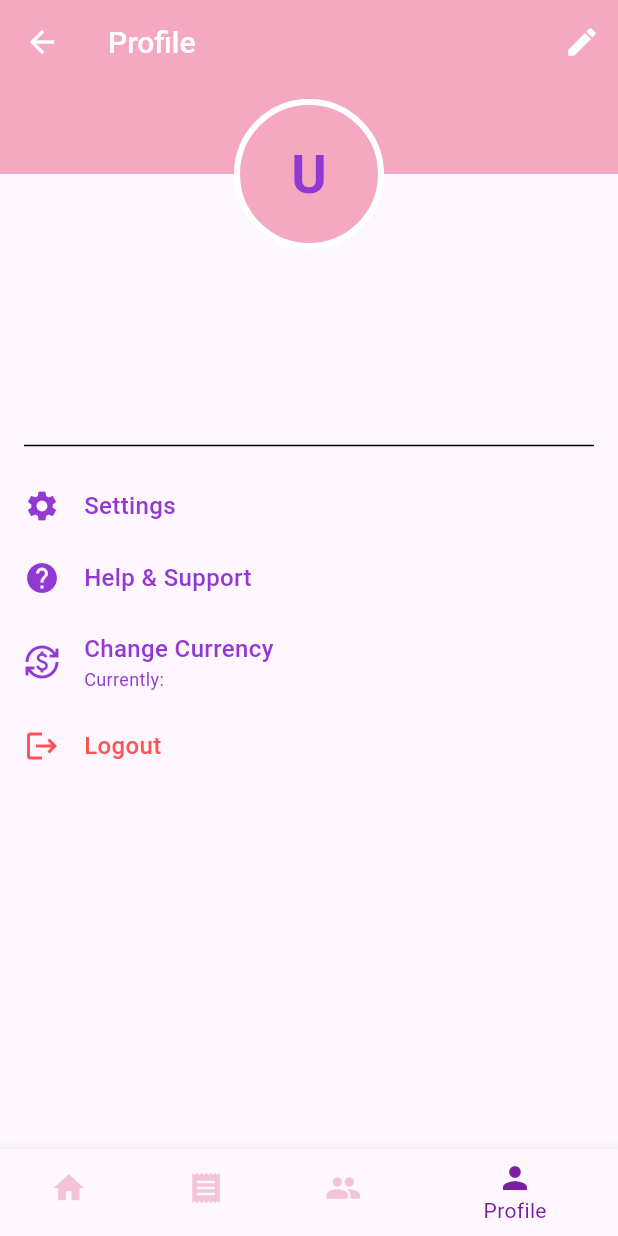
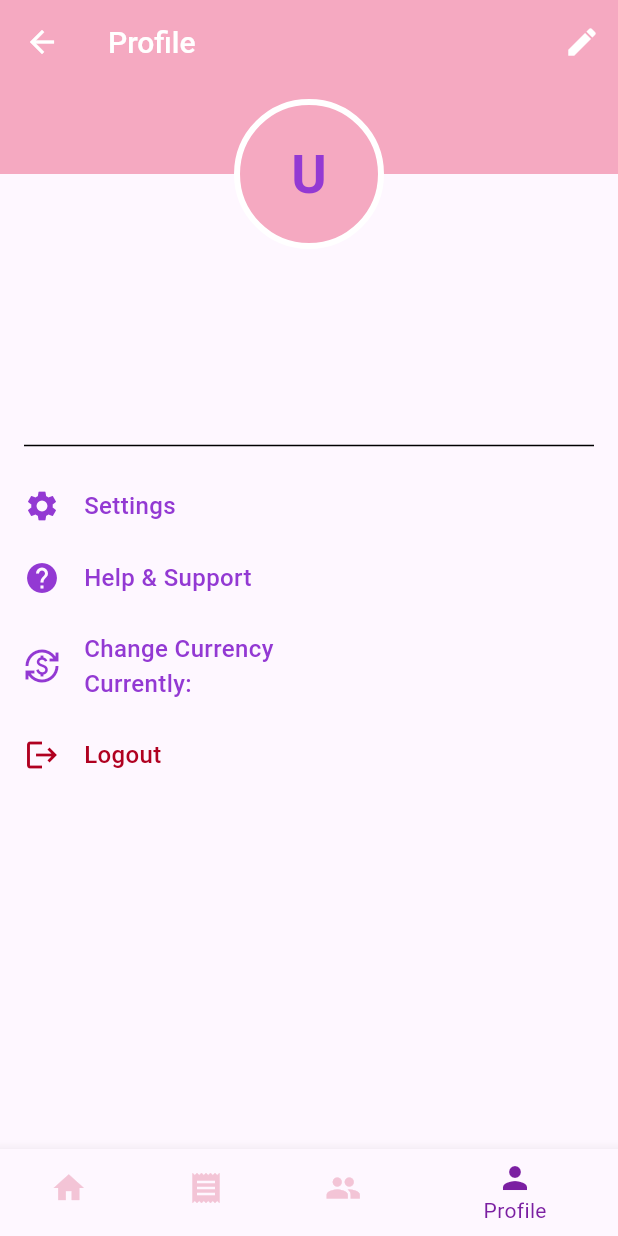
Before and after one commit to wangyt0119/Ka-Ching-flutter-firebase-, a Flutter app: the screen it shows once a user with an empty profile is signed in, item 4 of the bottom bar chosen, on a phone screen of 412 x 824 dp. Run offline on Flutter 3.47's test engine with Material 3 defaults, Android fonts, the light colour scheme and no system bars; our stand-ins replace cloud_firestore, firebase_auth, firebase_core, firebase_database, google_sign_in, image_picker and 1 more; accounts and stored records are empty.

Commit message:
fix profile problems

```diff
--- /dev/null
+++ b/devtools_options.yaml
@@ -0,0 +1,3 @@
+description: This file stores settings for Dart & Flutter DevTools.
+documentation: https://docs.flutter.dev/tools/devtools/extensions#configure-extension-enablement-states
+extensions:
--- a/lib/screens/auth/custom_register_screen.dart
+++ b/lib/screens/auth/custom_register_screen.dart
@@ -96,6 +96,7 @@
         'full_name': fullNameController.text.trim(),
         'email': emailController.text.trim(),
         'role': selectedRole,
+        'currency': 'MYR',
       });
 
       if (selectedRole == 'admin') {
--- a/lib/screens/profile/profile_screen.dart
+++ b/lib/screens/profile/profile_screen.dart
@@ -407,11 +407,13 @@
                     fontWeight: FontWeight.w500,
                   ),
                 ),
+                const SizedBox(width: 16),
                 Text(
                   'Currently: $selectedCurrency',
                   style: TextStyle(
                     color: Theme.of(context).colorScheme.secondary,
-                    fontSize: 12,
+                    fontSize: 16,
+                    fontWeight: FontWeight.w500,
                   ),
                 ),
               ],
@@ -426,15 +428,19 @@
     return Padding(
       padding: const EdgeInsets.symmetric(horizontal: 16, vertical: 12),
       child: GestureDetector(
-        onTap: _logout, // Add the logout functionality here
+        onTap: _logout,
         child: Row(
           children: [
-            Icon(Icons.logout, color: Colors.redAccent, size: 24),
+            Icon(
+              Icons.logout,
+              color: Theme.of(context).colorScheme.error,
+              size: 24,
+            ),
             const SizedBox(width: 16),
             Text(
               'Logout',
               style: TextStyle(
-                color: Colors.redAccent,
+                color: Theme.of(context).colorScheme.error,
                 fontSize: 16,
                 fontWeight: FontWeight.w500,
               ),
```
